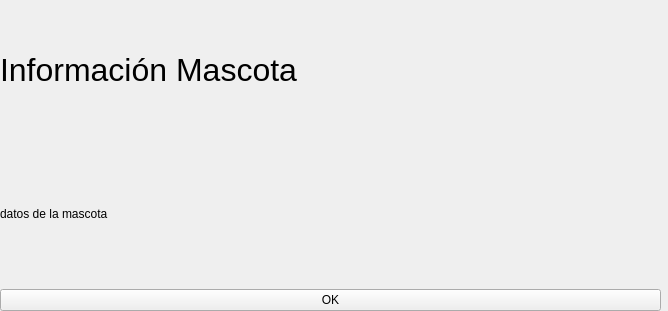
vicenteJavierveloso/Prueba1TPA, file PartePractica/2/VentanaSecundaria.ui: the form before one commit.
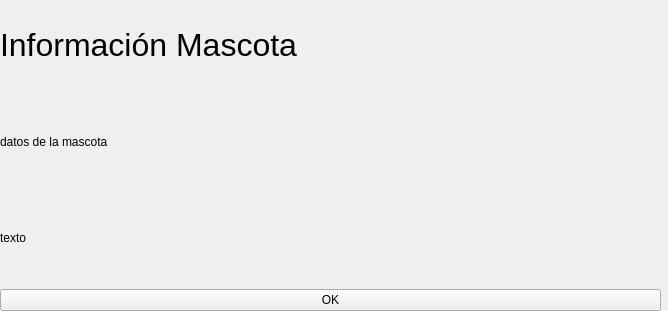
The form after the commit.

Commit message: Arreglos menores

The edit to the form file:
```diff
--- a/PartePractica/2/VentanaSecundaria.ui
+++ b/PartePractica/2/VentanaSecundaria.ui
@@ -43,6 +43,13 @@
       </property>
      </widget>
     </item>
+    <item>
+     <widget class="QLabel" name="label_3">
+      <property name="text">
+       <string>texto</string>
+      </property>
+     </widget>
+    </item>
     <item>
      <widget class="QPushButton" name="pushButton">
       <property name="text">
```
Left out of the diff: 1 changed line with no effect on the pictures. The commit also changes 1 other file.
